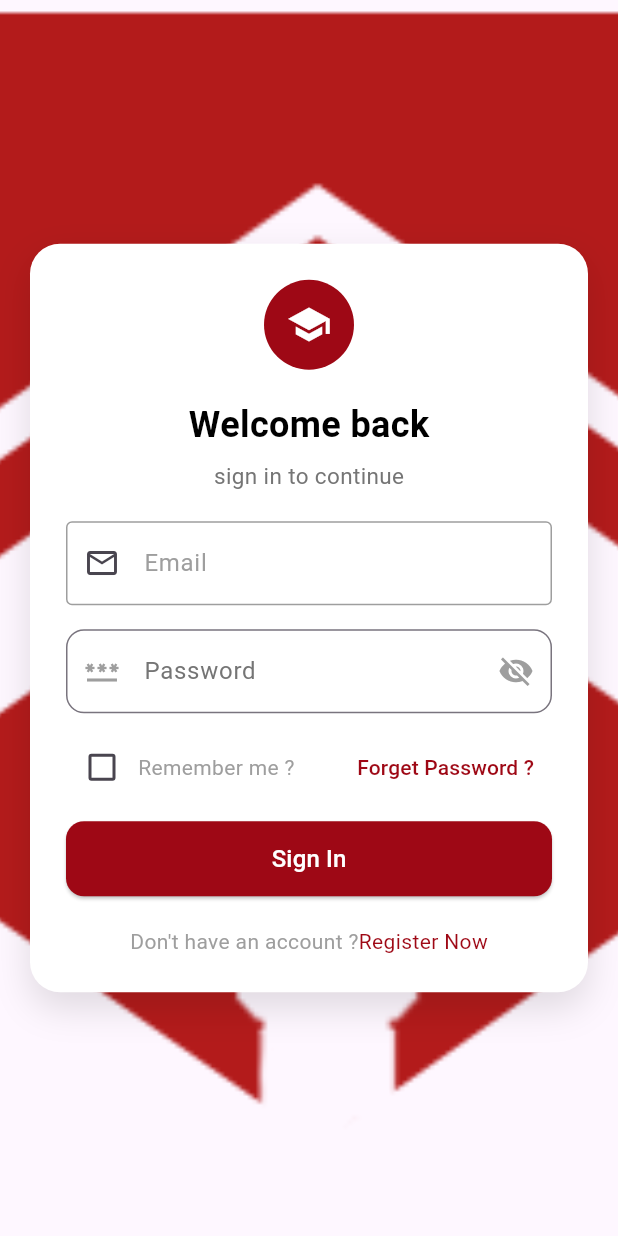
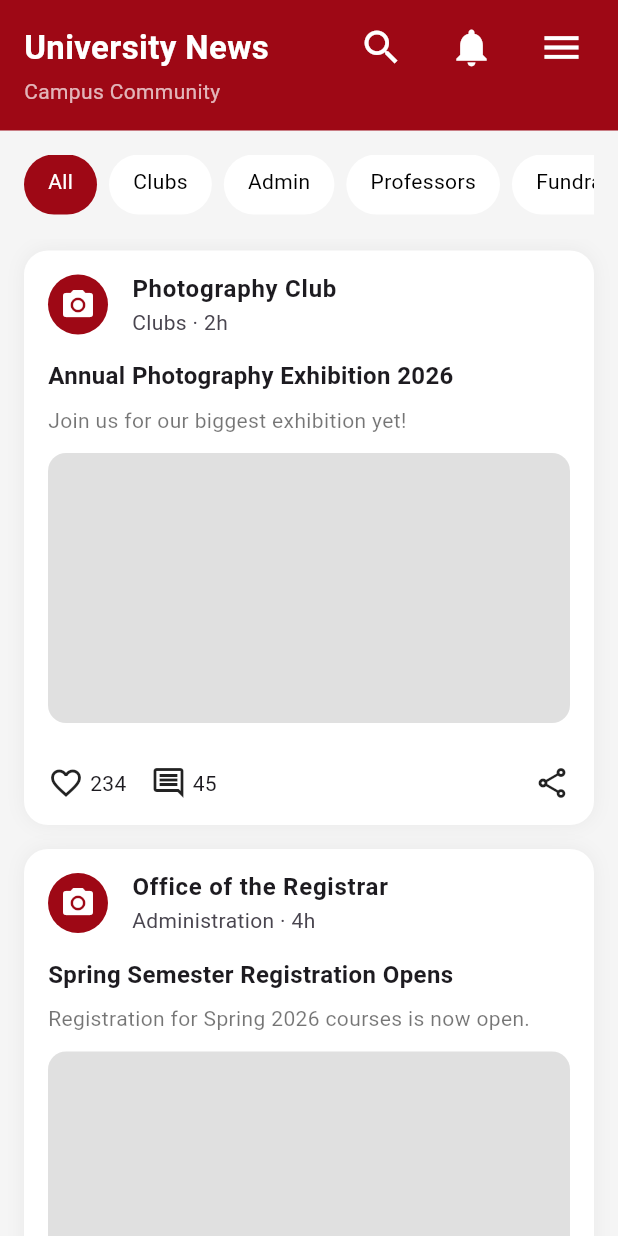
Before and after one commit to ademmhadhraoui-blip/enstab_house_pfa, a Flutter app: the screen it shows after launch, after a tap on "Sign In", on a phone screen of 412 x 824 dp. Run offline on Flutter 3.47's test engine with Material 3 defaults, Android fonts, the phone set to English and light mode, and no system bars; missing offline and left inert: msh_checkbox.

Commit message:
update in 29/01/2026

```diff
--- /dev/null
+++ b/lib/screens/home_feed_screen.dart
@@ -0,0 +1,294 @@
+import 'package:flutter/material.dart';
+
+class HomeFeedScreen extends StatelessWidget {
+  const HomeFeedScreen({super.key});
+
+  // 🔹 Fake posts (simulation des publications utilisateurs)
+  static final List<Post> posts = [
+    Post(
+      author: "Photography Club",
+      category: "Clubs",
+      time: "2h",
+      title: "Annual Photography Exhibition 2026",
+      description: "Join us for our biggest exhibition yet!",
+      likes: 234,
+      comments: 45,
+    ),
+    Post(
+      author: "Office of the Registrar",
+      category: "Administration",
+      time: "4h",
+      title: "Spring Semester Registration Opens",
+      description: "Registration for Spring 2026 courses is now open.",
+      likes: 120,
+      comments: 30,
+    ),
+  ];
+
+  @override
+  Widget build(BuildContext context) {
+
+    return Scaffold(
+      backgroundColor: Colors.grey[100],
+      body: SafeArea(
+        child: Column(
+          children: [
+            // 🔴 Header
+            Container(
+              width: double.infinity,
+              padding: const EdgeInsets.all(16),
+              color: Color(0xFF9E0815),
+              child: Column(
+                crossAxisAlignment: CrossAxisAlignment.start,
+                children:  [
+                  Row(
+                    children: [
+                      Text(
+                        "University News",
+                        style: TextStyle(
+                          color: Colors.white,
+                          fontSize: 22,
+                          fontWeight: FontWeight.bold,
+                        ),
+                      ),
+                      SizedBox(width: 60.0,) ,
+                      GestureDetector(
+                        onTap: () {
+                          //SEARCH
+                        },
+                        child: Icon(Icons.search ,
+                          color: Colors.white ,
+                          size: 30,
+                        ),
+                      ) ,
+                      SizedBox(width: 30.0) ,
+                      GestureDetector(
+                        onTap: (){
+                          //NOTIFICATIONS
+                        },
+                        child: Icon(Icons.notifications ,
+                        color: Colors.white,
+                        size: 30,),
+                      ) ,
+                      SizedBox(width: 30.0) ,
+                      GestureDetector(
+                        onTap: (){
+                          //MENU
+                        },
+                        child: Icon(Icons.menu ,
+                        color: Colors.white,
+                        size: 30.0,
+                        ),
+                      )
+                    ],
+                  ),
+                  SizedBox(height: 4),
+                  Text(
+                    "Campus Community",
+                    style: TextStyle(color: Colors.white70),
+                  ),
+                ],
+              ),
+            ),
+
+            // 🟡 Filters
+            Padding(
+              padding: const EdgeInsets.all(16),
+              child: Expanded(
+                child: SizedBox(
+                  height: 40.0,
+                  child: ListView(
+                    scrollDirection: Axis.horizontal,
+                    children: const [
+                      FilterChipWidget(text: "All", selected: true),
+                      SizedBox(width: 8),
+                      FilterChipWidget(text: "Clubs", selected: false),
+                      SizedBox(width: 8),
+                      FilterChipWidget(text: "Admin", selected: false),
+                      SizedBox( width: 8.0,) ,
+                      FilterChipWidget(text: "Professors", selected: false) ,
+                      SizedBox(width: 8.0,) ,
+                      FilterChipWidget(text: "Fundraising", selected: false) ,
+                      SizedBox(width: 8.0,) ,
+                      FilterChipWidget(text: "Press", selected: false) ,
+                      SizedBox(width: 8.0,) ,
+                      FilterChipWidget(text: "Alumini", selected: false)
+
+
+                    ],
+                  ),
+                ),
+              ),
+            ),
+
+            // 📄 Feed list
+            Expanded(
+              child: ListView.builder(
+                itemCount: posts.length,
+                itemBuilder: (context, index) {
+                  return PostCard(post: posts[index]);
+                },
+              ),
+            ),
+          ],
+        ),
+      ),
+    );
+  }
+}
+
+//
+// 🔹 MODEL POST
+//
+class Post {
+  final String author;
+  final String category;
+  final String time;
+  final String title;
+  final String description;
+  final int likes;
+  final int comments;
+
+  Post({
+    required this.author,
+    required this.category,
+    required this.time,
+    required this.title,
+    required this.description,
+    required this.likes,
+    required this.comments,
+  });
+}
+
+//
+// 🟡 FILTER CHIP
+//
+class FilterChipWidget extends StatelessWidget {
+  final String text;
+  final bool selected;
+
+  const FilterChipWidget({
+    super.key,
+    required this.text,
+    required this.selected,
+  });
+
+  @override
+  Widget build(BuildContext context) {
+    return Container(
+      padding: const EdgeInsets.symmetric(horizontal: 16, vertical: 8),
+      decoration: BoxDecoration(
+        color: selected ? Color(0xFF9E0815) : Colors.white,
+        borderRadius: BorderRadius.circular(20),
+      ),
+      child: Text(
+        text,
+        style: TextStyle(
+          color: selected ? Colors.white : Colors.black,
+        ),
+      ),
+    );
+  }
+}
+
+//
+// 📄 POST CARD (DYNAMIQUE)
+//
+class PostCard extends StatelessWidget {
+  final Post post;
+
+  const PostCard({super.key, required this.post});
+
+  @override
+  Widget build(BuildContext context) {
+    return Container(
+      margin: const EdgeInsets.symmetric(horizontal: 16, vertical: 8),
+      decoration: BoxDecoration(
+        color: Colors.white,
+        borderRadius: BorderRadius.circular(16),
+        boxShadow: [
+          BoxShadow(
+            color: Colors.black.withOpacity(0.05),
+            blurRadius: 10,
+          ),
+        ],
+      ),
+      child: Column(
+        crossAxisAlignment: CrossAxisAlignment.start,
+        children: [
+          // Header
+          ListTile(
+            leading: const CircleAvatar(
+              backgroundColor: Color(0xFF9E0815),
+              child: Icon(Icons.camera_alt, color: Colors.white),
+            ),
+            title: Text(
+              post.author,
+              style: const TextStyle(fontWeight: FontWeight.bold),
+            ),
+            subtitle: Text("${post.category} · ${post.time}"),
+          ),
+
+          // Title
+          Padding(
+            padding: const EdgeInsets.symmetric(horizontal: 16),
+            child: Text(
+              post.title,
+              style: const TextStyle(
+                fontSize: 16,
+                fontWeight: FontWeight.bold,
+              ),
+            ),
+          ),
+
+          const SizedBox(height: 8),
+
+          // Description
+          Padding(
+            padding: const EdgeInsets.symmetric(horizontal: 16),
+            child: Text(
+              post.description,
+              style: const TextStyle(color: Colors.black54),
+            ),
+          ),
+
+          const SizedBox(height: 12),
+
+          // Image placeholder
+          Container(
+            height: 180,
+            margin: const EdgeInsets.symmetric(horizontal: 16),
+            decoration: BoxDecoration(
+              color: Colors.grey[300],
+              borderRadius: BorderRadius.circular(12),
+            ),
+          ),
+
+          const SizedBox(height: 12),
+
+          // Actions
+          Padding(
+            padding: const EdgeInsets.all(16),
+            child: Row(
+              mainAxisAlignment: MainAxisAlignment.spaceBetween,
+              children: [
+                Row(
+                  children: [
+                    const Icon(Icons.favorite_border),
+                    const SizedBox(width: 4),
+                    Text("${post.likes}"),
+                    const SizedBox(width: 16),
+                    const Icon(Icons.comment_outlined),
+                    const SizedBox(width: 4),
+                    Text("${post.comments}"),
+                  ],
+                ),
+                const Icon(Icons.share_outlined),
+              ],
+            ),
+          ),
+        ],
+      ),
+    );
+  }
+}
--- a/lib/screens/login_screen.dart
+++ b/lib/screens/login_screen.dart
@@ -1,4 +1,5 @@
 import 'package:enstabhouse/constants.dart';
+import 'package:enstabhouse/screens/home_feed_screen.dart';
 import 'package:flutter/material.dart';
 import 'package:enstabhouse/screens/register_screen.dart';
 class LoginScreen extends StatelessWidget {
@@ -106,7 +107,8 @@ class LoginScreen extends StatelessWidget {
                            child: Text("Forget Password ?",
                            style: TextStyle(
                              color: Color(0xFF9E0815),
-                           ),),
+                           ),
+                           ),
                            onPressed: (){
                              //mot de passe oublié !
                            },
@@ -118,7 +120,12 @@ class LoginScreen extends StatelessWidget {
                        width: double.infinity,
                        height: 50.0,
                        child: ElevatedButton(
-                         onPressed: (){},
+                         onPressed: (){
+                           Navigator.push(context, MaterialPageRoute(
+                               builder: (context)=> HomeFeedScreen()
+                           ) ,
+                           ) ;
+                         },
                          style: ElevatedButton.styleFrom(
                            backgroundColor: Color(0xFF9E0815) ,
                            shape: RoundedRectangleBorder(
--- a/pubspec.yaml
+++ b/pubspec.yaml
@@ -31,9 +31,10 @@ dependencies:
   flutter:
     sdk: flutter
 
-  # The following adds the Cupertino Icons font to your application.
-  # Use with the CupertinoIcons class for iOS style icons.
+
   cupertino_icons: ^1.0.8
+  font_awesome_flutter: ^10.12.0
+  msh_checkbox: ^2.0.1
 
 dev_dependencies:
   flutter_test:
```
Also changed, not shown: lib/screens/register_screen.dart (+113 -12 lines), lib/screens/menu_button.dart (added), lib/screens/welcome_screen.dart (added), pubspec.lock.
